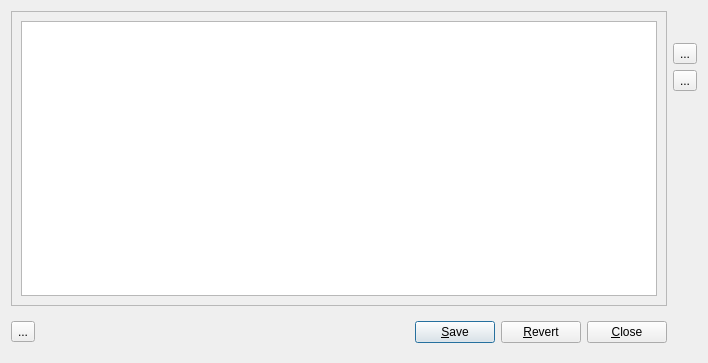
First picture: the form in ui/settings.ui, repository innerhippy/pydosh, before the edit.
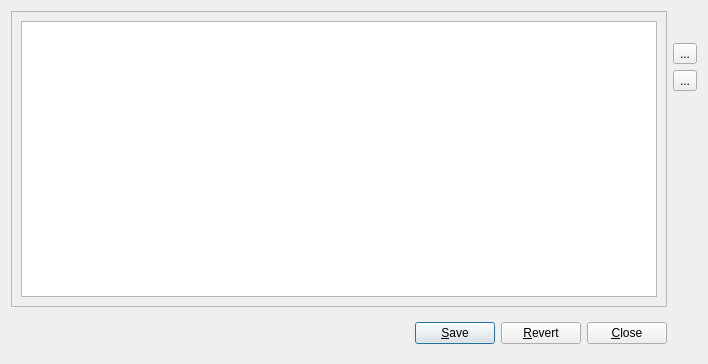
Second picture: the form after the edit. Icons and pictures are not drawn.

Commit message: removed help browser

The edit to the form file:
```diff
--- a/ui/settings.ui
+++ b/ui/settings.ui
@@ -7,7 +7,7 @@
     <x>0</x>
     <y>0</y>
     <width>708</width>
-    <height>363</height>
+    <height>364</height>
    </rect>
   </property>
   <property name="windowTitle">
@@ -98,17 +98,6 @@
       <property name="rightMargin">
        <number>0</number>
       </property>
-      <item>
-       <widget class="QToolButton" name="helpButton">
-        <property name="text">
-         <string>...</string>
-        </property>
-        <property name="icon">
-         <iconset resource="pydosh.qrc">
-          <normaloff>:/icons/help.png</normaloff>:/icons/help.png</iconset>
-        </property>
-       </widget>
-      </item>
       <item>
        <spacer>
         <property name="orientation">
```
The commit also changes 7 other files.
